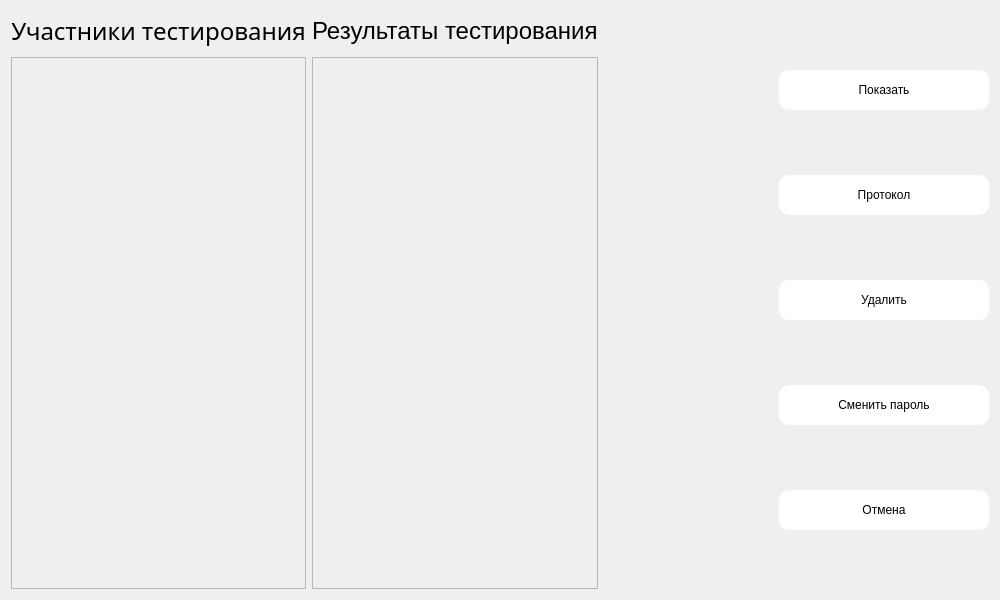
This is ui/auth/PsychoResultWidget.ui in xamlo721/PsychologyTestApp as Qt 5 draws it before an edit. The edited form follows.
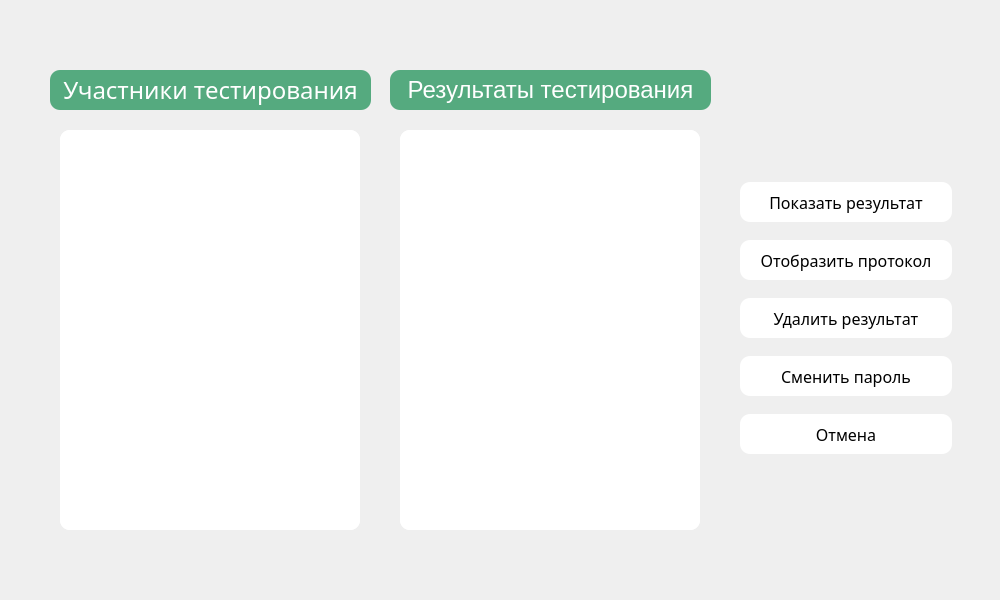
This is the edited form. Icons and pictures are not drawn.

Commit message: design for auth

The edit to the form file:
```diff
--- a/ui/auth/PsychoResultWidget.ui
+++ b/ui/auth/PsychoResultWidget.ui
@@ -18,105 +18,15 @@
             background-image: url(&quot;:/pictures/back.png&quot;);
 }</string>
   </property>
-  <layout class="QHBoxLayout" name="horizontalLayout">
-   <item>
-    <layout class="QVBoxLayout" name="verticalLayout_2">
-     <item>
-      <widget class="QLabel" name="scrollArea_label">
-       <property name="minimumSize">
-        <size>
-         <width>0</width>
-         <height>40</height>
-        </size>
-       </property>
-       <property name="font">
-        <font>
-         <family>Malgun Gothic</family>
-         <pointsize>18</pointsize>
-        </font>
-       </property>
-       <property name="text">
-        <string>Участники тестирования</string>
-       </property>
-       <property name="alignment">
-        <set>Qt::AlignCenter</set>
-       </property>
-      </widget>
-     </item>
-     <item>
-      <widget class="QScrollArea" name="scrollArea_users">
-       <property name="widgetResizable">
-        <bool>true</bool>
-       </property>
-       <widget class="QWidget" name="scrollAreaWidgetContents_users">
+  <widget class="QWidget" name="">
         <property name="geometry">
          <rect>
-          <x>0</x>
-          <y>0</y>
-          <width>272</width>
-          <height>532</height>
-         </rect>
-        </property>
-        <layout class="QVBoxLayout" name="verticalLayout_3"/>
-       </widget>
-      </widget>
-     </item>
-    </layout>
-   </item>
-   <item>
-    <layout class="QVBoxLayout" name="verticalLayout_4">
-     <item>
-      <widget class="QLabel" name="label_2">
-       <property name="minimumSize">
-        <size>
-         <width>0</width>
-         <height>40</height>
-        </size>
-       </property>
-       <property name="font">
-        <font>
-         <pointsize>18</pointsize>
-        </font>
-       </property>
-       <property name="text">
-        <string>Результаты тестирования</string>
-       </property>
-      </widget>
-     </item>
-     <item>
-      <widget class="QScrollArea" name="scrollArea_results">
-       <property name="widgetResizable">
-        <bool>true</bool>
-       </property>
-       <widget class="QWidget" name="scrollAreaWidgetContents_results">
-        <property name="geometry">
-         <rect>
-          <x>0</x>
-          <y>0</y>
-          <width>285</width>
-          <height>532</height>
-         </rect>
-        </property>
-        <layout class="QVBoxLayout" name="verticalLayout_5"/>
-       </widget>
-      </widget>
-     </item>
-    </layout>
-   </item>
-   <item>
-    <spacer name="horizontalSpacer">
-     <property name="orientation">
-      <enum>Qt::Horizontal</enum>
-     </property>
-     <property name="sizeHint" stdset="0">
-      <size>
-       <width>184</width>
-       <height>20</height>
-      </size>
-     </property>
-    </spacer>
-   </item>
-   <item>
+     <x>740</x>
+     <y>170</y>
+     <width>212</width>
+     <height>300</height>
+    </rect>
+   </property>
     <layout class="QVBoxLayout" name="verticalLayout">
      <item>
       <widget class="QPushButton" name="showResult_pushButton">
@@ -126,6 +36,12 @@
          <height>40</height>
         </size>
        </property>
+      <property name="font">
+       <font>
+        <family>Montserrat Medium</family>
+        <pointsize>12</pointsize>
+       </font>
+      </property>
        <property name="styleSheet">
         <string notr="true">QPushButton {
 	border-radius: 10px;
@@ -136,7 +52,7 @@
 }</string>
        </property>
        <property name="text">
-        <string>Показать</string>
+       <string>Показать результат</string>
        </property>
       </widget>
      </item>
@@ -148,6 +64,12 @@
          <height>40</height>
         </size>
        </property>
+      <property name="font">
+       <font>
+        <family>Montserrat Medium</family>
+        <pointsize>12</pointsize>
+       </font>
+      </property>
        <property name="styleSheet">
         <string notr="true">QPushButton {
 	border-radius: 10px;
@@ -158,7 +80,7 @@
 }</string>
        </property>
        <property name="text">
-        <string>Протокол</string>
+       <string>Отобразить протокол</string>
        </property>
       </widget>
      </item>
@@ -170,6 +92,12 @@
          <height>40</height>
         </size>
        </property>
+      <property name="font">
+       <font>
+        <family>Montserrat Medium</family>
+        <pointsize>12</pointsize>
+       </font>
+      </property>
        <property name="styleSheet">
         <string notr="true">QPushButton {
 	border-radius: 10px;
@@ -180,7 +108,7 @@
 }</string>
        </property>
        <property name="text">
-        <string>Удалить</string>
+       <string>Удалить результат</string>
        </property>
        <property name="checkable">
         <bool>false</bool>
@@ -195,6 +123,12 @@
          <height>40</height>
         </size>
        </property>
+      <property name="font">
+       <font>
+        <family>Montserrat Medium</family>
+        <pointsize>12</pointsize>
+       </font>
+      </property>
        <property name="styleSheet">
         <string notr="true">QPushButton {
 	border-radius: 10px;
@@ -217,6 +151,12 @@
          <height>40</height>
         </size>
        </property>
+      <property name="font">
+       <font>
+        <family>Montserrat Medium</family>
+        <pointsize>12</pointsize>
+       </font>
+      </property>
        <property name="styleSheet">
         <string notr="true">QPushButton {
 	border-radius: 10px;
@@ -232,8 +172,135 @@
       </widget>
      </item>
     </layout>
-   </item>
-  </layout>
+  </widget>
+  <widget class="QLabel" name="label_2">
+   <property name="geometry">
+    <rect>
+     <x>390</x>
+     <y>70</y>
+     <width>321</width>
+     <height>40</height>
+    </rect>
+   </property>
+   <property name="minimumSize">
+    <size>
+     <width>0</width>
+     <height>40</height>
+    </size>
+   </property>
+   <property name="font">
+    <font>
+     <pointsize>18</pointsize>
+    </font>
+   </property>
+   <property name="styleSheet">
+    <string notr="true">background-color: rgb(85, 170, 127);
+border-radius: 10px;
+color: rgb(255, 255, 255);</string>
+   </property>
+   <property name="text">
+    <string>Результаты тестирования</string>
+   </property>
+   <property name="alignment">
+    <set>Qt::AlignCenter</set>
+   </property>
+  </widget>
+  <widget class="QScrollArea" name="scrollArea_users">
+   <property name="geometry">
+    <rect>
+     <x>60</x>
+     <y>130</y>
+     <width>300</width>
+     <height>400</height>
+    </rect>
+   </property>
+   <property name="styleSheet">
+    <string notr="true">border-radius:10px;
+background-color: rgb(255, 255, 255);
+border-color: rgb(0, 0, 0);
+border-right-color: rgb(0, 0, 0);</string>
+   </property>
+   <property name="widgetResizable">
+    <bool>true</bool>
+   </property>
+   <widget class="QWidget" name="scrollAreaWidgetContents_users">
+    <property name="geometry">
+     <rect>
+      <x>0</x>
+      <y>0</y>
+      <width>300</width>
+      <height>400</height>
+     </rect>
+    </property>
+   </widget>
+  </widget>
+  <widget class="QLabel" name="scrollArea_label">
+   <property name="geometry">
+    <rect>
+     <x>50</x>
+     <y>70</y>
+     <width>321</width>
+     <height>40</height>
+    </rect>
+   </property>
+   <property name="minimumSize">
+    <size>
+     <width>0</width>
+     <height>40</height>
+    </size>
+   </property>
+   <property name="font">
+    <font>
+     <family>Malgun Gothic</family>
+     <pointsize>18</pointsize>
+    </font>
+   </property>
+   <property name="styleSheet">
+    <string notr="true">background-color: rgb(85, 170, 127);
+border-radius: 10px;
+color: rgb(255, 255, 255);</string>
+   </property>
+   <property name="text">
+    <string>Участники тестирования</string>
+   </property>
+   <property name="alignment">
+    <set>Qt::AlignCenter</set>
+   </property>
+  </widget>
+  <widget class="QScrollArea" name="scrollArea_results">
+   <property name="geometry">
+    <rect>
+     <x>400</x>
+     <y>130</y>
+     <width>300</width>
+     <height>400</height>
+    </rect>
+   </property>
+   <property name="font">
+    <font>
+     <family>Montserrat Medium</family>
+    </font>
+   </property>
+   <property name="styleSheet">
+    <string notr="true">border-radius:10px;
+background-color: rgb(255, 255, 255);
+border-color: rgb(0, 0, 0);
+border-right-color: rgb(0, 0, 0);</string>
+   </property>
+   <property name="widgetResizable">
+    <bool>true</bool>
+   </property>
+   <widget class="QWidget" name="scrollAreaWidgetContents_results">
+    <property name="geometry">
+     <rect>
+      <x>0</x>
+      <y>0</y>
+      <width>300</width>
+      <height>400</height>
+     </rect>
+    </property>
+   </widget>
+  </widget>
  </widget>
  <resources/>
  <connections/>
```
Lines whose indentation alone changed are shown as unchanged. The commit also changes 5 other files.
